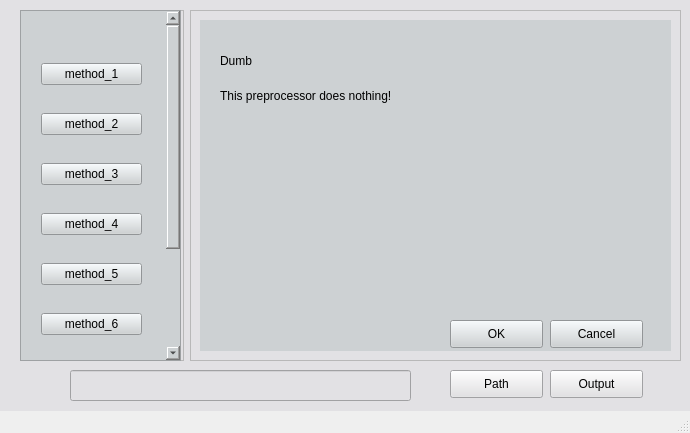
Old version of the form src/BIA_G8/_ui/method_selector.ui in the repository YU-Zhejian/ZJE-BSc-BIA4-group-08.
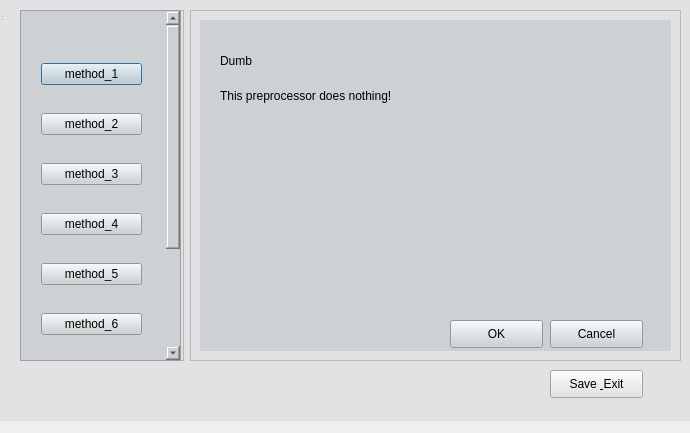
New version of the form.

What changed in the file:
```diff
--- a/src/BIA_G8/_ui/method_selector.ui
+++ b/src/BIA_G8/_ui/method_selector.ui
@@ -1,7 +1,7 @@
 <?xml version="1.0" encoding="UTF-8"?>
 <ui version="4.0">
  <class>MethodSelector</class>
- <widget class="QMainWindow" name="MethodSelector">
+ <widget class="QDialog" name="MethodSelector">
   <property name="geometry">
    <rect>
     <x>0</x>
@@ -16,7 +16,15 @@
   <property name="styleSheet">
    <string notr="true"/>
   </property>
-  <widget class="QWidget" name="centralwidget">
+  <widget class="QWidget" name="centralwidget" native="true">
+   <property name="geometry">
+    <rect>
+     <x>0</x>
+     <y>0</y>
+     <width>701</width>
+     <height>421</height>
+    </rect>
+   </property>
    <widget class="QWidget" name="layoutWidget">
     <property name="geometry">
      <rect>
@@ -74,8 +82,8 @@
          <property name="geometry">
           <rect>
            <x>0</x>
-           <y>-16</y>
-           <width>138</width>
+           <y>0</y>
+           <width>145</width>
            <height>500</height>
           </rect>
          </property>
@@ -1102,29 +1110,6 @@
 background:#e2e1e4
 }</string>
     </property>
-    <widget class="QPushButton" name="pushButton_11">
-     <property name="geometry">
-      <rect>
-       <x>450</x>
-       <y>370</y>
-       <width>93</width>
-       <height>28</height>
-      </rect>
-     </property>
-     <property name="text">
-      <string>Path</string>
-     </property>
-    </widget>
-    <widget class="QLineEdit" name="lineEdit_3">
-     <property name="geometry">
-      <rect>
-       <x>70</x>
-       <y>370</y>
-       <width>341</width>
-       <height>31</height>
-      </rect>
-     </property>
-    </widget>
     <widget class="QPushButton" name="pushButton_15">
      <property name="geometry">
       <rect>
@@ -1135,14 +1120,23 @@
       </rect>
      </property>
      <property name="text">
-      <string>Output</string>
+      <string>Save &amp; Exit</string>
      </property>
     </widget>
    </widget>
    <zorder>widget</zorder>
    <zorder>layoutWidget</zorder>
   </widget>
-  <widget class="QStatusBar" name="statusbar"/>
+  <widget class="QStatusBar" name="statusbar">
+   <property name="geometry">
+    <rect>
+     <x>0</x>
+     <y>0</y>
+     <width>3</width>
+     <height>22</height>
+    </rect>
+   </property>
+  </widget>
  </widget>
  <resources>
   <include location="lps.qrc"/>
```
